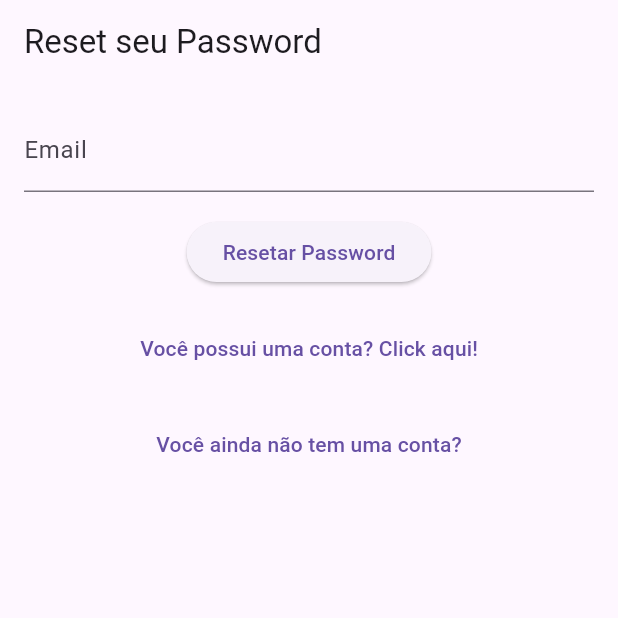
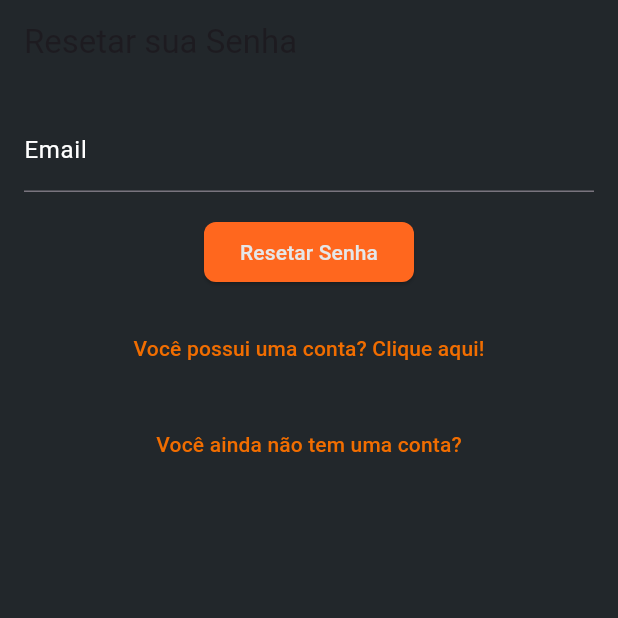
Before and after one commit to Dom-Luiz-III/agenclean_project, a Flutter app: the ForgetPasswordPage screen opened directly, on a phone screen of 412 x 824 dp, the top half of it. Run offline on Flutter 3.47's test engine with Material 3 defaults, Android fonts, the light colour scheme and no system bars; our stand-ins replace firebase_auth, firebase_core, salomon_bottom_bar; accounts and stored records are empty; network calls fail.

Commit message:
Update forget_password.dart

```diff
--- a/lib/screens/forget_password.dart
+++ b/lib/screens/forget_password.dart
@@ -1,5 +1,6 @@
 import 'package:flutter/material.dart';
 import 'package:firebase_auth/firebase_auth.dart';
+import 'package:agenclean_project/constants.dart';
 
 import '/screens/register_screen.dart';
 import '/screens/login_screen.dart';
@@ -22,34 +23,44 @@ class ForgetPasswordPage extends StatelessWidget {
   @override
   Widget build(BuildContext context) {
     return Scaffold(
+      backgroundColor: cordeFundo1,
       appBar: AppBar(
+        backgroundColor: cordeFundo1,
         automaticallyImplyLeading: false,
-        title: Text('Reset seu Password'),
+        title: const Text('Resetar sua Senha'),
       ),
       body: Padding(
-        padding: EdgeInsets.all(16.0),
+        padding: const EdgeInsets.all(16.0),
         child: Column(
           children: [
             TextField(
               controller: emailController,
-              decoration: InputDecoration(
+              decoration: const InputDecoration(
                 labelText: 'Email',
+                labelStyle: TextStyle(color: Colors.white),
               ),
             ),
             SizedBox(height: 16.0),
             ElevatedButton(
+              style: ElevatedButton.styleFrom(
+                  shape: RoundedRectangleBorder(
+                    borderRadius: BorderRadius.circular(8),
+                  ),
+                  backgroundColor: laranjaPrimario,
+                  foregroundColor: corBranca,
+                ),
               onPressed: () => _resetPassword(context),
-              child: Text('Resetar Password'),
+              child: const Text('Resetar Senha'),
             ),
             const SizedBox(height: 16.0),
             TextButton(
               onPressed: () {
                 Navigator.push(
                   context,
-                  MaterialPageRoute(builder: (context) => LoginPage()),
+                  MaterialPageRoute(builder: (context) => const LoginPage()),
                 );
               },
-              child: const Text('Você possui uma conta? Click aqui!'),
+              child: const Text('Você possui uma conta? Clique aqui!',style: TextStyle(color: Color.fromARGB(255, 241, 109, 0))),
             ),
             const SizedBox(height: 16.0),
             TextButton(
@@ -59,7 +70,7 @@ class ForgetPasswordPage extends StatelessWidget {
                   MaterialPageRoute(builder: (context) => RegisterPage()),
                 );
               },
-              child: const Text("Você ainda não tem uma conta?"),
+              child: const Text("Você ainda não tem uma conta?",style: TextStyle(color: Color.fromARGB(255, 241, 109, 0))),
             ),
           ],
         ),
```
